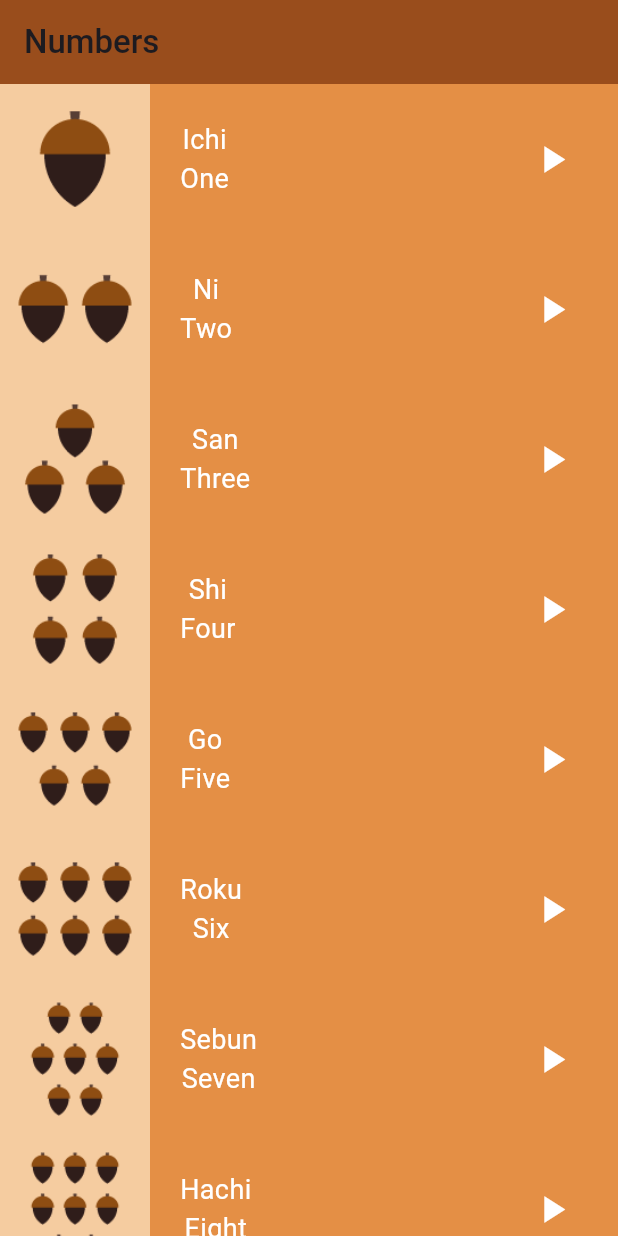
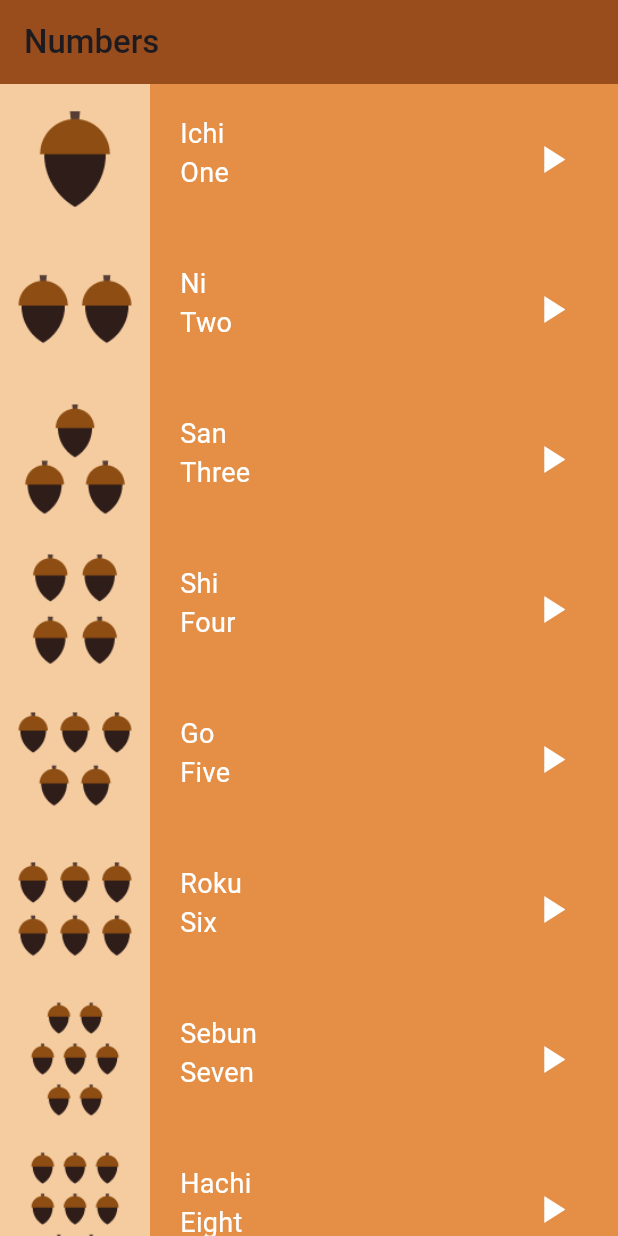
Before and after one commit to amirrrra/Language-Learning-App, a Flutter app: the NumbersView screen opened directly, on a phone screen of 412 x 824 dp. Run offline on Flutter 3.47's test engine with Material 3 defaults, Android fonts, the phone set to English and light mode, and no system bars.

```diff
--- a/lib/utils/constants.dart
+++ b/lib/utils/constants.dart
@@ -20,6 +20,9 @@ const kColBar = Color(0xff643843);
 const kColBody = Color(0xff85586F);
 const kColImage = Color(0xffAC7D88);
 
+const kPhBody = Color(0xff135D66);
+const kPhBar = Color(0xff003C43);
+
 const titleTextStyle = TextStyle(
   fontWeight: FontWeight.w500,
 );
--- a/lib/widgets/body_widget.dart
+++ b/lib/widgets/body_widget.dart
@@ -5,13 +5,13 @@ import 'package:language_learning_app/models/language_model.dart';
 class BodyWidget extends StatelessWidget {
   final LanguageModel languageModel;
   final Color color;
-  final Color imageColor;
+  final Color? imageColor;
 
   const BodyWidget({
     super.key,
     required this.languageModel,
     required this.color,
-    required this.imageColor,
+    this.imageColor,
   });
 
   @override
@@ -26,14 +26,17 @@ class BodyWidget extends StatelessWidget {
       child: Row(
         children: [
           // Image
+          if (imageColor != null)
             Container(
               color: imageColor,
               child: Image.asset(languageModel.img),
             ),
-          Padding(
-            padding: const EdgeInsets.only(left: 20),
+
+          Expanded(
+            child: Padding(
+              padding: const EdgeInsets.only(left: 20,top: 20),
               child: Column(
-              mainAxisAlignment: MainAxisAlignment.center,
+                crossAxisAlignment: CrossAxisAlignment.start,
                 children: [
                   // Japanese Word
                   Text(
@@ -48,9 +51,8 @@ class BodyWidget extends StatelessWidget {
                 ],
               ),
             ),
-          const Spacer(
-            flex: 1,
           ),
+
           // Audio Icon
           Padding(
             padding: const EdgeInsets.only(right: 20),
```
Also changed, not shown: lib/models/language_model.dart (+58 -0 lines), lib/views/phrases_view.dart (+21 -1 lines). Lines whose indentation alone changed are shown as unchanged.
